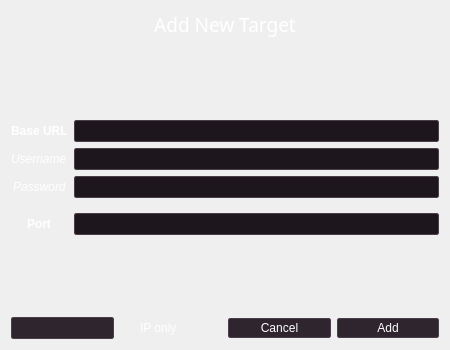
The window that core/qt5/AddTargetDialog.ui (0xInfection/TIDoS-Framework) describes before a commit, drawn with Qt 5.
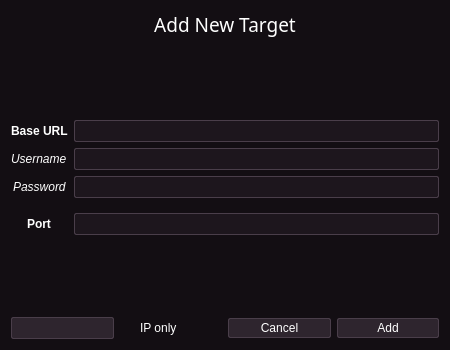
The same window after the commit. Icons and pictures are not drawn.

Commit message: Fixed Links + update README + fix GUI palette

What changed in the file:
```diff
--- a/core/qt5/AddTargetDialog.ui
+++ b/core/qt5/AddTargetDialog.ui
@@ -16,6 +16,583 @@
     <verstretch>0</verstretch>
    </sizepolicy>
   </property>
+  <property name="palette">
+   <palette>
+    <active>
+     <colorrole role="WindowText">
+      <brush brushstyle="SolidPattern">
+       <color alpha="255">
+        <red>239</red>
+        <green>240</green>
+        <blue>241</blue>
+       </color>
+      </brush>
+     </colorrole>
+     <colorrole role="Button">
+      <brush brushstyle="SolidPattern">
+       <color alpha="255">
+        <red>33</red>
+        <green>25</green>
+        <blue>33</blue>
+       </color>
+      </brush>
+     </colorrole>
+     <colorrole role="Light">
+      <brush brushstyle="SolidPattern">
+       <color alpha="255">
+        <red>122</red>
+        <green>110</green>
+        <blue>122</blue>
+       </color>
+      </brush>
+     </colorrole>
+     <colorrole role="Midlight">
+      <brush brushstyle="SolidPattern">
+       <color alpha="255">
+        <red>122</red>
+        <green>110</green>
+        <blue>122</blue>
+       </color>
+      </brush>
+     </colorrole>
+     <colorrole role="Dark">
+      <brush brushstyle="SolidPattern">
+       <color alpha="255">
+        <red>122</red>
+        <green>110</green>
+        <blue>122</blue>
+       </color>
+      </brush>
+     </colorrole>
+     <colorrole role="Mid">
+      <brush brushstyle="SolidPattern">
+       <color alpha="255">
+        <red>122</red>
+        <green>110</green>
+        <blue>122</blue>
+       </color>
+      </brush>
+     </colorrole>
+     <colorrole role="Text">
+      <brush brushstyle="SolidPattern">
+       <color alpha="255">
+        <red>239</red>
+        <green>240</green>
+        <blue>241</blue>
+       </color>
+      </brush>
+     </colorrole>
+     <colorrole role="BrightText">
+      <brush brushstyle="SolidPattern">
+       <color alpha="255">
+        <red>255</red>
+        <green>255</green>
+        <blue>255</blue>
+       </color>
+      </brush>
+     </colorrole>
+     <colorrole role="ButtonText">
+      <brush brushstyle="SolidPattern">
+       <color alpha="255">
+        <red>239</red>
+        <green>240</green>
+        <blue>241</blue>
+       </color>
+      </brush>
+     </colorrole>
+     <colorrole role="Base">
+      <brush brushstyle="SolidPattern">
+       <color alpha="255">
+        <red>29</red>
+        <green>22</green>
+        <blue>29</blue>
+       </color>
+      </brush>
+     </colorrole>
+     <colorrole role="Window">
+      <brush brushstyle="SolidPattern">
+       <color alpha="255">
+        <red>19</red>
+        <green>14</green>
+        <blue>19</blue>
+       </color>
+      </brush>
+     </colorrole>
+     <colorrole role="Shadow">
+      <brush brushstyle="SolidPattern">
+       <color alpha="255">
+        <red>122</red>
+        <green>110</green>
+        <blue>122</blue>
+       </color>
+      </brush>
+     </colorrole>
+     <colorrole role="Highlight">
+      <brush brushstyle="SolidPattern">
+       <color alpha="255">
+        <red>39</red>
+        <green>29</green>
+        <blue>39</blue>
+       </color>
+      </brush>
+     </colorrole>
+     <colorrole role="HighlightedText">
+      <brush brushstyle="SolidPattern">
+       <color alpha="255">
+        <red>239</red>
+        <green>240</green>
+        <blue>241</blue>
+       </color>
+      </brush>
+     </colorrole>
+     <colorrole role="Link">
+      <brush brushstyle="SolidPattern">
+       <color alpha="255">
+        <red>148</red>
+        <green>134</green>
+        <blue>148</blue>
+       </color>
+      </brush>
+     </colorrole>
+     <colorrole role="LinkVisited">
+      <brush brushstyle="SolidPattern">
+       <color alpha="255">
+        <red>141</red>
+        <green>127</green>
+        <blue>141</blue>
+       </color>
+      </brush>
+     </colorrole>
+     <colorrole role="AlternateBase">
+      <brush brushstyle="SolidPattern">
+       <color alpha="255">
+        <red>29</red>
+        <green>22</green>
+        <blue>29</blue>
+       </color>
+      </brush>
+     </colorrole>
+     <colorrole role="NoRole">
+      <brush brushstyle="SolidPattern">
+       <color alpha="255">
+        <red>19</red>
+        <green>14</green>
+        <blue>19</blue>
+       </color>
+      </brush>
+     </colorrole>
+     <colorrole role="ToolTipBase">
+      <brush brushstyle="SolidPattern">
+       <color alpha="255">
+        <red>22</red>
+        <green>16</green>
+        <blue>22</blue>
+       </color>
+      </brush>
+     </colorrole>
+     <colorrole role="ToolTipText">
+      <brush brushstyle="SolidPattern">
+       <color alpha="255">
+        <red>239</red>
+        <green>240</green>
+        <blue>241</blue>
+       </color>
+      </brush>
+     </colorrole>
+     <colorrole role="PlaceholderText">
+      <brush brushstyle="SolidPattern">
+       <color alpha="128">
+        <red>239</red>
+        <green>240</green>
+        <blue>241</blue>
+       </color>
+      </brush>
+     </colorrole>
+    </active>
+    <inactive>
+     <colorrole role="WindowText">
+      <brush brushstyle="SolidPattern">
+       <color alpha="255">
+        <red>239</red>
+        <green>240</green>
+        <blue>241</blue>
+       </color>
+      </brush>
+     </colorrole>
+     <colorrole role="Button">
+      <brush brushstyle="SolidPattern">
+       <color alpha="255">
+        <red>33</red>
+        <green>25</green>
+        <blue>33</blue>
+       </color>
+      </brush>
+     </colorrole>
+     <colorrole role="Light">
+      <brush brushstyle="SolidPattern">
+       <color alpha="255">
+        <red>122</red>
+        <green>110</green>
+        <blue>122</blue>
+       </color>
+      </brush>
+     </colorrole>
+     <colorrole role="Midlight">
+      <brush brushstyle="SolidPattern">
+       <color alpha="255">
+        <red>122</red>
+        <green>110</green>
+        <blue>122</blue>
+       </color>
+      </brush>
+     </colorrole>
+     <colorrole role="Dark">
+      <brush brushstyle="SolidPattern">
+       <color alpha="255">
+        <red>122</red>
+        <green>110</green>
+        <blue>122</blue>
+       </color>
+      </brush>
+     </colorrole>
+     <colorrole role="Mid">
+      <brush brushstyle="SolidPattern">
+       <color alpha="255">
+        <red>122</red>
+        <green>110</green>
+        <blue>122</blue>
+       </color>
+      </brush>
+     </colorrole>
+     <colorrole role="Text">
+      <brush brushstyle="SolidPattern">
+       <color alpha="255">
+        <red>239</red>
+        <green>240</green>
+        <blue>241</blue>
+       </color>
+      </brush>
+     </colorrole>
+     <colorrole role="BrightText">
+      <brush brushstyle="SolidPattern">
+       <color alpha="255">
+        <red>255</red>
+        <green>255</green>
+        <blue>255</blue>
+       </color>
+      </brush>
+     </colorrole>
+     <colorrole role="ButtonText">
+      <brush brushstyle="SolidPattern">
+       <color alpha="255">
+        <red>239</red>
+        <green>240</green>
+        <blue>241</blue>
+       </color>
+      </brush>
+     </colorrole>
+     <colorrole role="Base">
+      <brush brushstyle="SolidPattern">
+       <color alpha="255">
+        <red>29</red>
+        <green>22</green>
+        <blue>29</blue>
+       </color>
+      </brush>
+     </colorrole>
+     <colorrole role="Window">
+      <brush brushstyle="SolidPattern">
+       <color alpha="255">
+        <red>19</red>
+        <green>14</green>
+        <blue>19</blue>
+       </color>
+      </brush>
+     </colorrole>
+     <colorrole role="Shadow">
+      <brush brushstyle="SolidPattern">
+       <color alpha="255">
+        <red>122</red>
+        <green>110</green>
+        <blue>122</blue>
+       </color>
+      </brush>
+     </colorrole>
+     <colorrole role="Highlight">
+      <brush brushstyle="SolidPattern">
+       <color alpha="255">
+        <red>39</red>
+        <green>29</green>
+        <blue>39</blue>
+       </color>
+      </brush>
+     </colorrole>
+     <colorrole role="HighlightedText">
+      <brush brushstyle="SolidPattern">
+       <color alpha="255">
+        <red>239</red>
+        <green>240</green>
+        <blue>241</blue>
+       </color>
+      </brush>
+     </colorrole>
+     <colorrole role="Link">
+      <brush brushstyle="SolidPattern">
+       <color alpha="255">
+        <red>148</red>
+        <green>134</green>
+        <blue>148</blue>
+       </color>
+      </brush>
+     </colorrole>
+     <colorrole role="LinkVisited">
+      <brush brushstyle="SolidPattern">
+       <color alpha="255">
+        <red>141</red>
+        <green>127</green>
+        <blue>141</blue>
+       </color>
+      </brush>
+     </colorrole>
+     <colorrole role="AlternateBase">
+      <brush brushstyle="SolidPattern">
+       <color alpha="255">
+        <red>29</red>
+        <green>22</green>
+        <blue>29</blue>
+       </color>
+      </brush>
+     </colorrole>
+     <colorrole role="NoRole">
+      <brush brushstyle="SolidPattern">
+       <color alpha="255">
+        <red>19</red>
+        <green>14</green>
+        <blue>19</blue>
+       </color>
+      </brush>
+     </colorrole>
+     <colorrole role="ToolTipBase">
+      <brush brushstyle="SolidPattern">
+       <color alpha="255">
+        <red>22</red>
+        <green>16</green>
+        <blue>22</blue>
+       </color>
+      </brush>
+     </colorrole>
+     <colorrole role="ToolTipText">
+      <brush brushstyle="SolidPattern">
+       <color alpha="255">
+        <red>239</red>
+        <green>240</green>
+        <blue>241</blue>
+       </color>
+      </brush>
+     </colorrole>
+     <colorrole role="PlaceholderText">
+      <brush brushstyle="SolidPattern">
+       <color alpha="128">
+        <red>239</red>
+        <green>240</green>
+        <blue>241</blue>
+       </color>
+      </brush>
+     </colorrole>
+    </inactive>
+    <disabled>
+     <colorrole role="WindowText">
+      <brush brushstyle="SolidPattern">
+       <color alpha="255">
+        <red>122</red>
+        <green>110</green>
+        <blue>122</blue>
+       </color>
+      </brush>
+     </colorrole>
+     <colorrole role="Button">
+      <brush brushstyle="SolidPattern">
+       <color alpha="255">
+        <red>33</red>
+        <green>25</green>
+        <blue>33</blue>
+       </color>
+      </brush>
+     </colorrole>
+     <colorrole role="Light">
+      <brush brushstyle="SolidPattern">
+       <color alpha="255">
+        <red>122</red>
+        <green>110</green>
+        <blue>122</blue>
+       </color>
+      </brush>
+     </colorrole>
+     <colorrole role="Midlight">
+      <brush brushstyle="SolidPattern">
+       <color alpha="255">
+        <red>122</red>
+        <green>110</green>
+        <blue>122</blue>
+       </color>
+      </brush>
+     </colorrole>
+     <colorrole role="Dark">
+      <brush brushstyle="SolidPattern">
+       <color alpha="255">
+        <red>122</red>
+        <green>110</green>
+        <blue>122</blue>
+       </color>
+      </brush>
+     </colorrole>
+     <colorrole role="Mid">
+      <brush brushstyle="SolidPattern">
+       <color alpha="255">
+        <red>122</red>
+        <green>110</green>
+        <blue>122</blue>
+       </color>
+      </brush>
+     </colorrole>
+     <colorrole role="Text">
+      <brush brushstyle="SolidPattern">
+       <color alpha="255">
+        <red>122</red>
+        <green>110</green>
+        <blue>122</blue>
+       </color>
+      </brush>
+     </colorrole>
+     <colorrole role="BrightText">
+      <brush brushstyle="SolidPattern">
+       <color alpha="255">
+        <red>255</red>
+        <green>255</green>
+        <blue>255</blue>
+       </color>
+      </brush>
+     </colorrole>
+     <colorrole role="ButtonText">
+      <brush brushstyle="SolidPattern">
+       <color alpha="255">
+        <red>122</red>
+        <green>110</green>
+        <blue>122</blue>
+       </color>
+      </brush>
+     </colorrole>
+     <colorrole role="Base">
+      <brush brushstyle="SolidPattern">
+       <color alpha="255">
+        <red>19</red>
+        <green>14</green>
+        <blue>19</blue>
+       </color>
+      </brush>
+     </colorrole>
+     <colorrole role="Window">
+      <brush brushstyle="SolidPattern">
+       <color alpha="255">
+        <red>19</red>
+        <green>14</green>
+        <blue>19</blue>
+       </color>
+      </brush>
+     </colorrole>
+     <colorrole role="Shadow">
+      <brush brushstyle="SolidPattern">
+       <color alpha="255">
+        <red>122</red>
+        <green>110</green>
+        <blue>122</blue>
+       </color>
+      </brush>
+     </colorrole>
+     <colorrole role="Highlight">
+      <brush brushstyle="SolidPattern">
+       <color alpha="255">
+        <red>18</red>
+        <green>13</green>
+        <blue>18</blue>
+       </color>
+      </brush>
+     </colorrole>
+     <colorrole role="HighlightedText">
+      <brush brushstyle="SolidPattern">
+       <color alpha="255">
+        <red>239</red>
+        <green>240</green>
+        <blue>241</blue>
+       </color>
+      </brush>
+     </colorrole>
+     <colorrole role="Link">
+      <brush brushstyle="SolidPattern">
+       <color alpha="255">
+        <red>148</red>
+        <green>134</green>
+        <blue>148</blue>
+       </color>
+      </brush>
+     </colorrole>
+     <colorrole role="LinkVisited">
+      <brush brushstyle="SolidPattern">
+       <color alpha="255">
+        <red>141</red>
+        <green>127</green>
+        <blue>141</blue>
+       </color>
+      </brush>
+     </colorrole>
+     <colorrole role="AlternateBase">
+      <brush brushstyle="SolidPattern">
+       <color alpha="255">
+        <red>29</red>
+        <green>22</green>
+        <blue>29</blue>
+       </color>
+      </brush>
+     </colorrole>
+     <colorrole role="NoRole">
+      <brush brushstyle="SolidPattern">
+       <color alpha="255">
+        <red>19</red>
+        <green>14</green>
+        <blue>19</blue>
+       </color>
+      </brush>
+     </colorrole>
+     <colorrole role="ToolTipBase">
+      <brush brushstyle="SolidPattern">
+       <color alpha="255">
+        <red>22</red>
+        <green>16</green>
+        <blue>22</blue>
+       </color>
+      </brush>
+     </colorrole>
+     <colorrole role="ToolTipText">
+      <brush brushstyle="SolidPattern">
+       <color alpha="255">
+        <red>239</red>
+        <green>240</green>
+        <blue>241</blue>
+       </color>
+      </brush>
+     </colorrole>
+     <colorrole role="PlaceholderText">
+      <brush brushstyle="SolidPattern">
+       <color alpha="128">
+        <red>239</red>
+        <green>240</green>
+        <blue>241</blue>
+       </color>
+      </brush>
+     </colorrole>
+    </disabled>
+   </palette>
+  </property>
   <property name="windowTitle">
    <string>Dialog</string>
   </property>
```
The commit also changes 456 other files.
